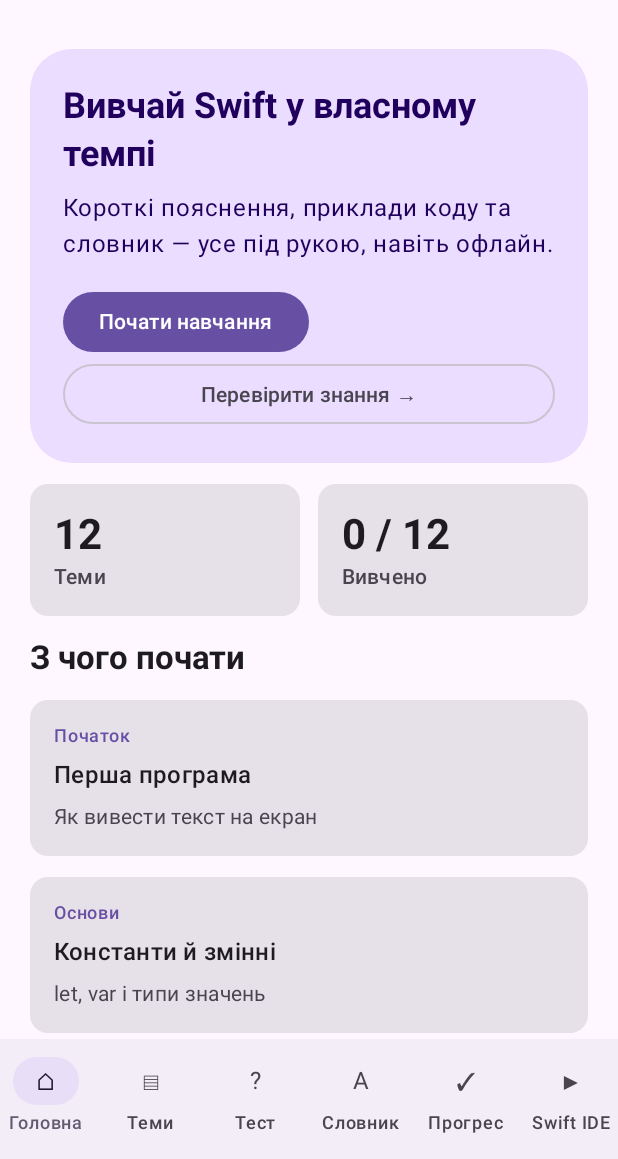
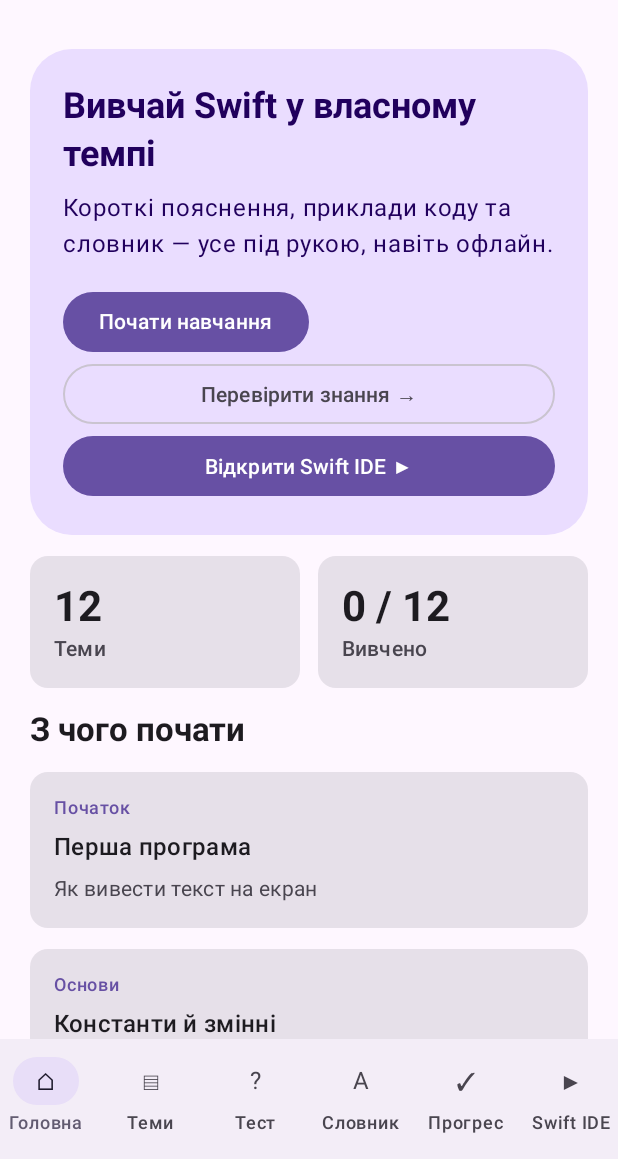
Before and after one commit to juv4uk/swift-learning, an Android app built with Jetpack Compose: the screen it shows after launch (MainActivity), on a phone screen of 412 x 824 dp, the part 77-1236 px from its top. Run offline under Robolectric (Android 15) with nearby library versions, the phone set to English and light mode, and no system bars.

Commit message:
feat(android): add home shortcut to Swift IDE

```diff
--- a/android-handbook/app/src/main/java/ua/juv4uk/swiftpocketguide/MainActivity.kt
+++ b/android-handbook/app/src/main/java/ua/juv4uk/swiftpocketguide/MainActivity.kt
@@ -96,7 +96,7 @@ private fun SwiftPocketGuideApp() {
                         onBookmark = { toggle(bookmarks, topic.id, "bookmarks") { bookmarks = it } }
                     )
                 } else when (selectedTab) {
-                    GuideTab.HOME -> HomeScreen(completed.size, { selectedTab = GuideTab.TOPICS }, { selectedTab = GuideTab.QUIZ }) { selectedTopic = it }
+                    GuideTab.HOME -> HomeScreen(completed.size, { selectedTab = GuideTab.TOPICS }, { selectedTab = GuideTab.QUIZ }, { selectedTab = GuideTab.PLAYGROUND }) { selectedTopic = it }
                     GuideTab.TOPICS -> TopicsScreen(search, { search = it }, completed, bookmarks) { selectedTopic = it }
                     GuideTab.QUIZ -> QuizScreen()
                     GuideTab.PLAYGROUND -> SwiftPlaygroundScreen()
@@ -111,7 +111,7 @@ private fun SwiftPocketGuideApp() {
 @Composable
 private fun HomeScreen(
     completedCount: Int, onOpenTopics: () -> Unit, onOpenQuiz: () -> Unit,
-    onOpenTopic: (HandbookTopic) -> Unit
+    onOpenPlayground: () -> Unit, onOpenTopic: (HandbookTopic) -> Unit
 ) {
     LazyColumn(Modifier.fillMaxSize(), contentPadding = PaddingValues(20.dp), verticalArrangement = Arrangement.spacedBy(14.dp)) {
         item {
@@ -123,6 +123,7 @@ private fun HomeScreen(
                     Spacer(Modifier.height(16.dp))
                     Button(onClick = onOpenTopics) { Text("Почати навчання") }
                     OutlinedButton(onClick = onOpenQuiz, modifier = Modifier.fillMaxWidth()) { Text("Перевірити знання →") }
+                    Button(onClick = onOpenPlayground, modifier = Modifier.fillMaxWidth()) { Text("Відкрити Swift IDE ▶") }
                 }
             }
         }
```
